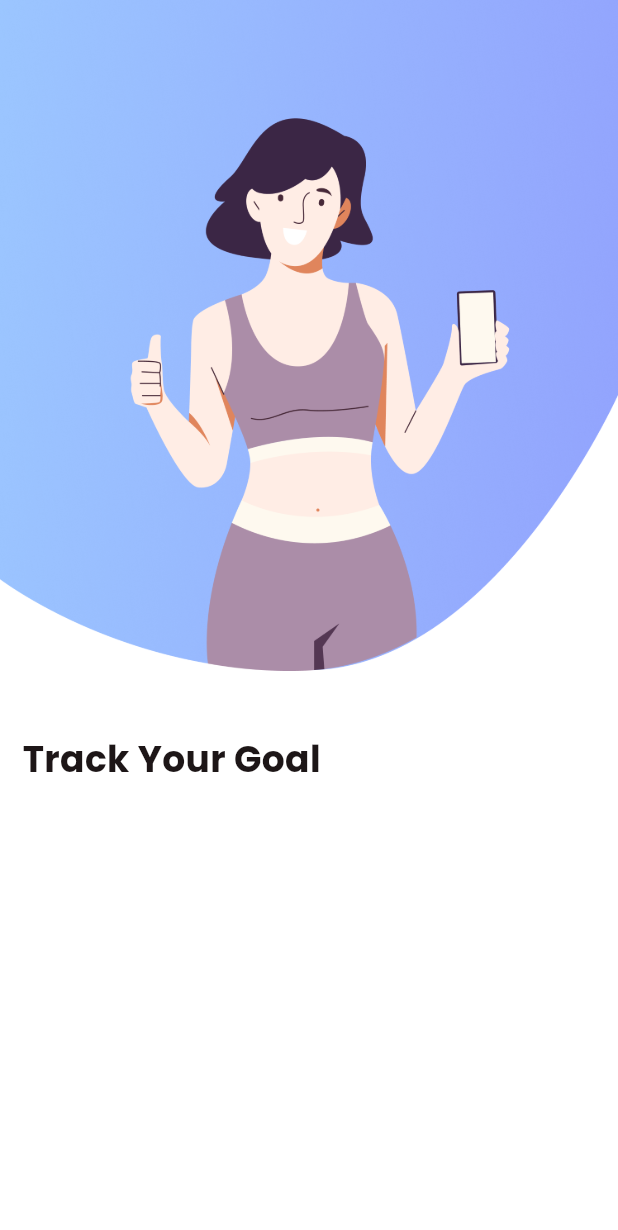
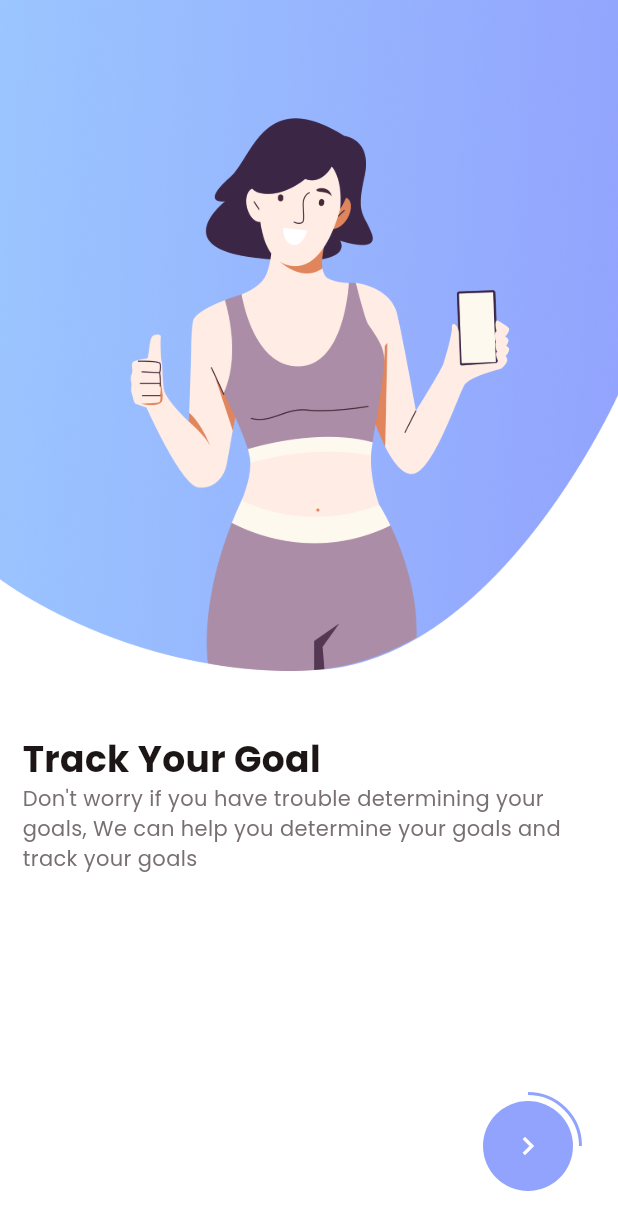
Before and after one commit to Alnaagi/liftlog, a Flutter app: the OnboardingScreen screen opened directly, on a phone screen of 412 x 824 dp. Shown: the top 1230 px of the screen. Run offline on Flutter 3.47's test engine with Material 3 defaults, Android fonts, the phone set to English and light mode, and no system bars.

Commit message:
Update Code

```diff
--- /dev/null
+++ b/lib/common_widget/onboarding_widget.dart
@@ -0,0 +1,50 @@
+import 'package:flutter/material.dart';
+import 'package:liftlog/common/color_extension.dart';
+
+class OnboardingWidget extends StatelessWidget {
+  final Map metadata;
+  const OnboardingWidget({super.key, required this.metadata});
+
+  @override
+  Widget build(BuildContext context) {
+    var media = MediaQuery.of(context).size;
+    return SizedBox(
+      width: media.width,
+      height: media.height,
+      child: Column(
+        mainAxisAlignment: MainAxisAlignment.start,
+        crossAxisAlignment: CrossAxisAlignment.start,
+        children: [
+          Image.asset(
+            metadata["image"].toString(),
+            width: media.width,
+            fit: BoxFit.fitWidth,
+          ),
+          SizedBox(
+            height: media.width * 0.1,
+          ),
+          Padding(
+            padding: const EdgeInsets.symmetric(horizontal: 15),
+            child: Text(
+              metadata["title"].toString(),
+              style: TextStyle(
+                  color: myThemecolor.black,
+                  fontSize: 24,
+                  fontWeight: FontWeight.w700),
+            ),
+          ),
+          Padding(
+            padding: const EdgeInsets.symmetric(horizontal: 15),
+            child: Text(
+              metadata["subtitle"].toString(),
+              style: TextStyle(
+                color: myThemecolor.grey,
+                fontSize: 14,
+              ),
+            ),
+          )
+        ],
+      ),
+    );
+  }
+}
--- a/lib/main.dart
+++ b/lib/main.dart
@@ -1,5 +1,6 @@
 import 'package:flutter/material.dart';
 import 'package:liftlog/common/color_extension.dart';
+import 'package:liftlog/screen/getstarted/getstarted.dart';
 import 'package:liftlog/screen/onboarding/onboarding_screen.dart';
 
 void main() {
@@ -16,7 +17,7 @@
       debugShowCheckedModeBanner: false,
       theme: ThemeData(
           primaryColor: myThemecolor.primaryColor1, fontFamily: "Poppins"),
-      home: const OnboardingScreen(),
+      home: const GetStartedPage(),
     );
   }
 }
--- a/lib/screen/onboarding/onboarding_screen.dart
+++ b/lib/screen/onboarding/onboarding_screen.dart
@@ -1,5 +1,6 @@
 import 'package:flutter/material.dart';
 import 'package:liftlog/common/color_extension.dart';
+import 'package:liftlog/common_widget/onboarding_widget.dart';
 
 class OnboardingScreen extends StatefulWidget {
   const OnboardingScreen({super.key});
@@ -9,46 +10,105 @@ class OnboardingScreen extends StatefulWidget {
 }
 
 class _OnboardingScreenState extends State<OnboardingScreen> {
+  var selectPage = 0;
   PageController controller = PageController();
+  @override
+  void initState() {
+    // TODO: implement initState
+    super.initState();
+    controller.addListener(() {
+      selectPage = controller.page?.round() ?? 0;
+
+      setState(() {});
+    });
+  }
+
+  List pageListArr = [
+    {
+      "title": "Track Your Goal",
+      "subtitle":
+          "Don't worry if you have trouble determining your goals, We can help you determine your goals and track your goals",
+      "image": "assets/images/on1.png"
+    },
+    {
+      "title": "Burn The Calories",
+      "subtitle":
+          "Let's keep burning, to achieve yours goals, it hurts only temporarily, if you give up now you will be in pain forever",
+      "image": "assets/images/on2.png"
+    },
+    {
+      "title": "Eat Healthy",
+      "subtitle":
+          "Let's start a healthy lifestyle with us, we can determine your diet every day. healthy eating is fun",
+      "image": "assets/images/on3.png"
+    },
+    {
+      "title": "Improve Sleep  Quality",
+      "subtitle":
+          "Improve the quality of your sleep with us, good quality sleep can bring a good mood in the morning",
+      "image": "assets/images/on4.png"
+    },
+  ];
 
   @override
   Widget build(BuildContext context) {
-    var media = MediaQuery.of(context).size;
     return Scaffold(
       backgroundColor: myThemecolor.white,
-      body: Stack(children: [
+      body: Stack(alignment: Alignment.bottomRight, children: [
         PageView.builder(
             controller: controller,
+            itemCount: pageListArr.length,
             itemBuilder: (context, index) {
-              return SizedBox(
-                width: media.width,
-                height: media.height,
-                child: Column(
-                  mainAxisAlignment: MainAxisAlignment.start,
-                  crossAxisAlignment: CrossAxisAlignment.start,
-                  children: [
-                    Image.asset(
-                      "assets/images/on1x4.png",
-                      width: media.width,
-                      fit: BoxFit.fitWidth,
-                    ),
-                    SizedBox(
-                      height: media.width * 0.1,
-                    ),
-                    Padding(
-                      padding: const EdgeInsets.symmetric(horizontal: 15),
-                      child: Text(
-                        "Track Your Goal",
-                        style: TextStyle(
-                            color: myThemecolor.black,
-                            fontSize: 24,
-                            fontWeight: FontWeight.w700),
-                      ),
-                    )
-                  ],
+              var metadata = pageListArr[index] as Map? ?? {};
+              return OnboardingWidget(metadata: metadata);
+            }),
+        SizedBox(
+          width: 120,
+          height: 120,
+          child: Stack(
+            alignment: Alignment.center,
+            children: [
+              SizedBox(
+                height: 70,
+                width: 70,
+                child: CircularProgressIndicator(
+                  color: myThemecolor.primaryColor1,
+                  value: (selectPage + 1) / 4,
+                  strokeWidth: 2,
                 ),
-              );
-            })
+              ),
+              Container(
+                width: 60,
+                height: 60,
+                margin:
+                    const EdgeInsets.symmetric(horizontal: 25, vertical: 25),
+                decoration: BoxDecoration(
+                    color: myThemecolor.primaryColor1,
+                    borderRadius: BorderRadius.circular(35)),
+                child: IconButton(
+                  icon: Icon(
+                    Icons.navigate_next,
+                    color: myThemecolor.white,
+                  ),
+                  onPressed: () {
+                    if (selectPage < 3) {
+                      selectPage = selectPage + 1;
+
+                      controller.animateToPage(selectPage,
+                          duration: const Duration(milliseconds: 600),
+                          curve: Curves.ease);
+                      // controller.jumpToPage(selectPage);
+                      setState(() {});
+                    } else {
+                      // open welcome Screen
+                      print("open Welcome Screen");
+                    }
+                  },
+                ),
+              ),
+            ],
+          ),
+        )
       ]),
     );
   }
```
Also changed, not shown: lib/common_widget/round_button.dart (added, +38 -0 lines), lib/screen/getstarted/getstarted.dart (added, +90 -0 lines), assets/images/on1.png, assets/images/on1x4.png (deleted), assets/images/on2.png (added), assets/images/on3.png (added), assets/images/on4.png (added).
